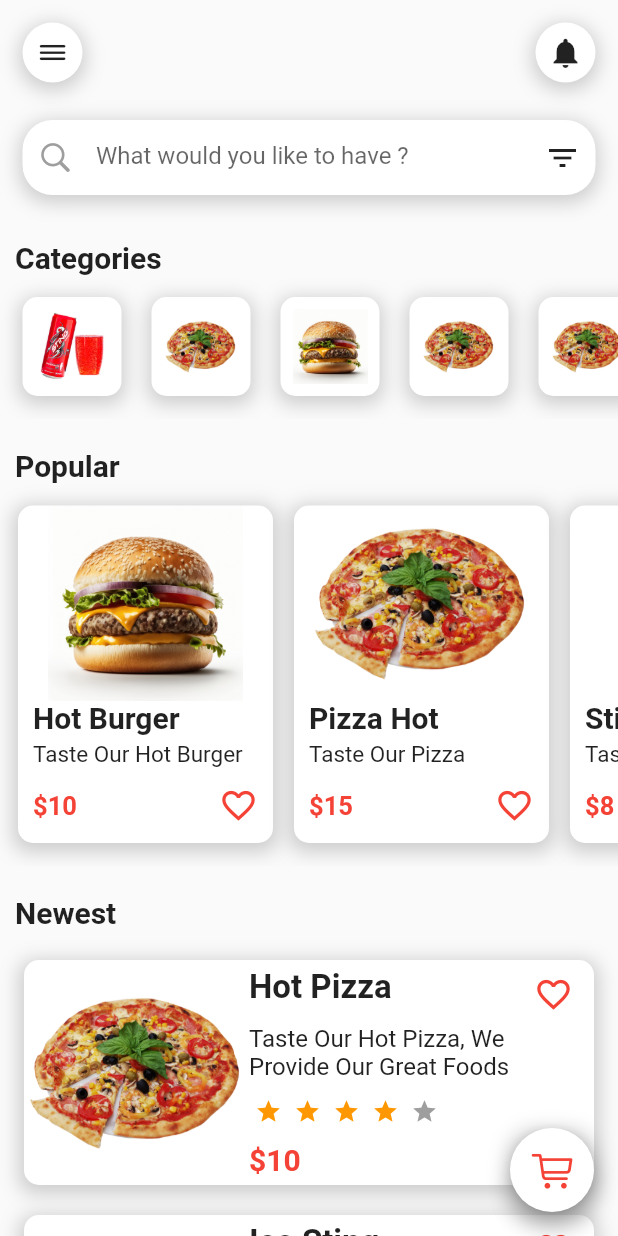
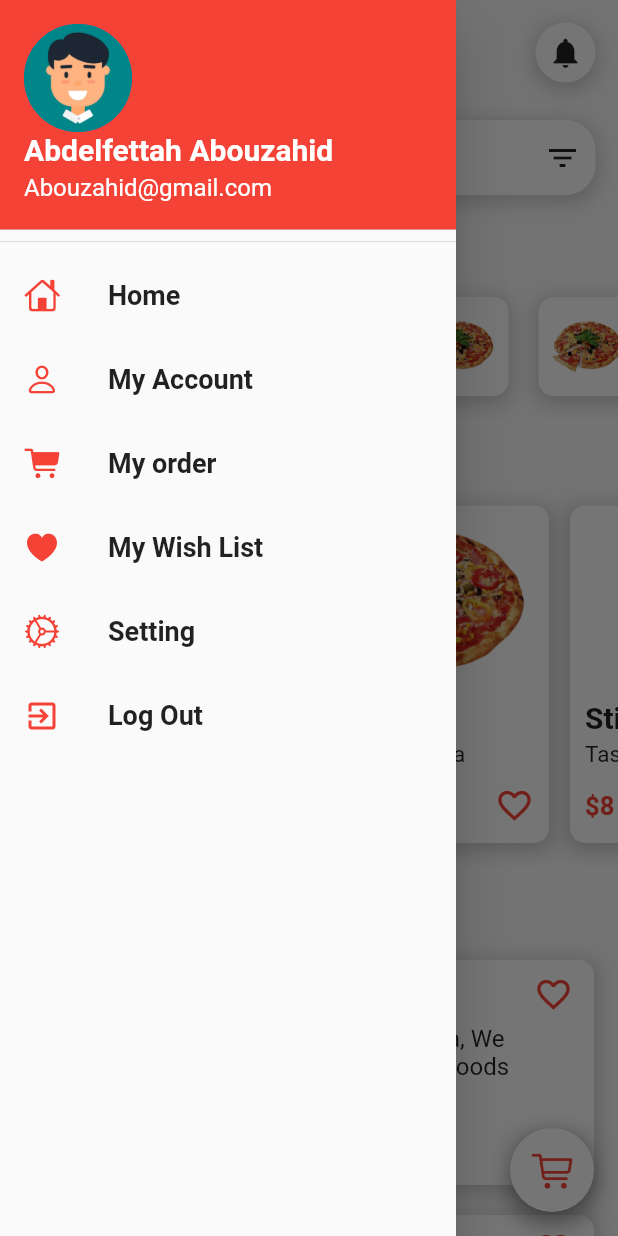
Before and after one commit to Abouzahid/Food-Order-UI-v01, a Flutter app: the screen it shows after launch, after a tap on an icon or button, on a phone screen of 412 x 824 dp. Run offline on Flutter 3.47's test engine with Material 2 defaults, Android fonts, the phone set to English and light mode, and no system bars; drawn by our look-alikes of flutter_rating_bar.

Commit message:
create drawer

```diff
--- a/lib/Widgets/AppBarWidget.dart
+++ b/lib/Widgets/AppBarWidget.dart
@@ -13,7 +13,9 @@ class AppBarWidget extends StatelessWidget{
         mainAxisAlignment: MainAxisAlignment.spaceBetween,
         children: [
           InkWell(
-            onTap: (){},
+            onTap: (){
+              Scaffold.of(context).openDrawer();
+            },
             child: Container(
               padding: const EdgeInsets.all(8),
               decoration: BoxDecoration(
--- a/lib/Widgets/DrawerWiget.dart
+++ b/lib/Widgets/DrawerWiget.dart
@@ -1,3 +1,4 @@
+import 'package:flutter/cupertino.dart';
 import 'package:flutter/material.dart';
 
 class  DrawerWiget extends StatelessWidget {
@@ -5,6 +6,112 @@ class  DrawerWiget extends StatelessWidget {
 
   @override
   Widget build(BuildContext context) {
-    return Drawer();
+    return Drawer(
+      child: ListView(
+        children: [
+          DrawerHeader(
+            padding: EdgeInsets.zero,
+            child:
+            UserAccountsDrawerHeader(
+              decoration: BoxDecoration(
+                color: Colors.red,
+              ),
+              accountName: Text(
+                "Abdelfettah Abouzahid",
+                style: TextStyle(
+                  fontWeight: FontWeight.bold,
+                  fontSize: 20,
+                ),
+              ),
+              accountEmail: Text("Abouzahid@gmail.com",
+                style: TextStyle(
+                  fontSize: 16,
+                ),
+              ),
+              currentAccountPicture:CircleAvatar(
+                  backgroundImage: AssetImage("assets/images/avatar.jpg"),
+              ) ,
+            ),
+          ),
+          ListTile(
+            leading: Icon(
+              CupertinoIcons.home,
+              color: Colors.red,
+            ),
+            title: Text(
+                "Home",
+              style: TextStyle(
+                fontSize: 18,
+                fontWeight: FontWeight.bold,
+              ),
+            ),
+          ),
+          ListTile(
+            leading: Icon(
+              CupertinoIcons.person,
+              color: Colors.red,
+            ),
+            title: Text(
+              "My Account",
+              style: TextStyle(
+                fontSize: 18,
+                fontWeight: FontWeight.bold,
+              ),
+            ),
+          ),
+          ListTile(
+            leading: Icon(
+              CupertinoIcons.cart_fill,
+              color: Colors.red,
+            ),
+            title: Text(
+              "My order",
+              style: TextStyle(
+                fontSize: 18,
+                fontWeight: FontWeight.bold,
+              ),
+            ),
+          ),
+          ListTile(
+            leading: Icon(
+              CupertinoIcons.heart_fill,
+              color: Colors.red,
+            ),
+            title: Text(
+              "My Wish List",
+              style: TextStyle(
+                fontSize: 18,
+                fontWeight: FontWeight.bold,
+              ),
+            ),
+          ),
+          ListTile(
+            leading: Icon(
+              CupertinoIcons.settings,
+              color: Colors.red,
+            ),
+            title: Text(
+              "Setting",
+              style: TextStyle(
+                fontSize: 18,
+                fontWeight: FontWeight.bold,
+              ),
+            ),
+          ),
+          ListTile(
+            leading: Icon(
+              Icons.exit_to_app,
+              color: Colors.red,
+            ),
+            title: Text(
+              "Log Out",
+              style: TextStyle(
+                fontSize: 18,
+                fontWeight: FontWeight.bold,
+              ),
+            ),
+          ),
+      ],),
+    );
   }
 }
```
Also changed, not shown: assets/images/avatar.jpg (added).
